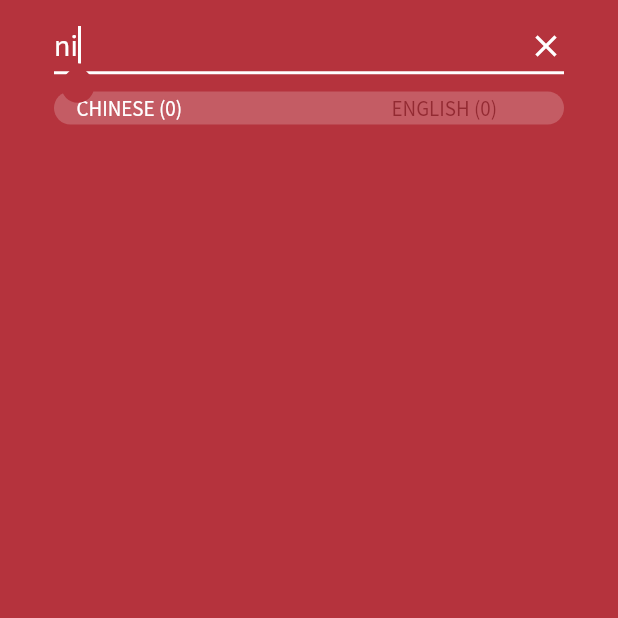
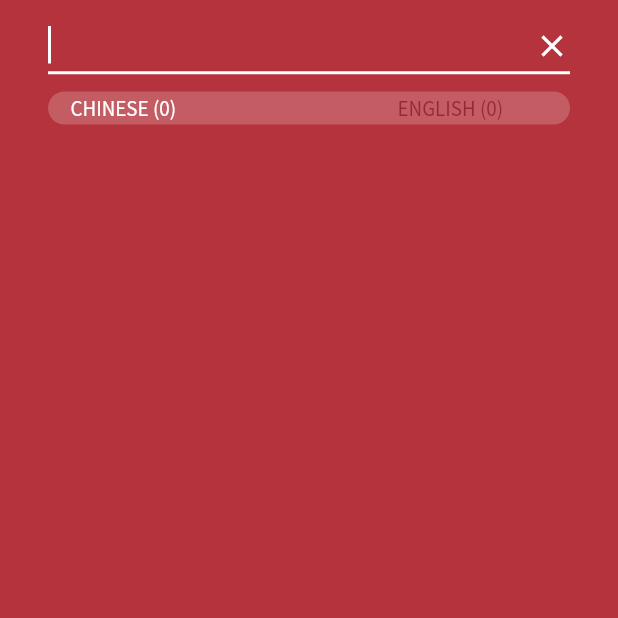
Before and after one commit to Mr-Pepe/pengyou-flutter, a Flutter app: the screen it shows after launch, on a phone screen of 412 x 824 dp, the top half of it. Run offline on Flutter 3.47's test engine with Material 2 defaults, Android fonts, the phone set to English and light mode, and no system bars; our stand-ins replace flutter_colorpicker, fluttertoast, shared_preferences, sqflite; accounts and stored records are empty.

Commit message:
Fix some visuals and remove unused variables

```diff
--- a/lib/ui/dictionary/dictionaryNavigator.dart
+++ b/lib/ui/dictionary/dictionaryNavigator.dart
@@ -23,6 +23,8 @@ class _DictionaryNavigatorState extends State<DictionaryNavigator> {
                   return DictionarySearchView();
                 case '/wordView':
                   return WordView(settings.arguments);
+                default:
+                  return Text("Placeholder");
               }
             });
       },
--- a/lib/ui/dictionary/search/dictionarySearchView.dart
+++ b/lib/ui/dictionary/search/dictionarySearchView.dart
@@ -21,21 +21,12 @@ class _DictionarySearchViewState extends State<DictionarySearchView> {
   @override
   void initState() {
     super.initState();
-    _textController = TextEditingController(
-      text: 'ni',
-    );
+    _textController = TextEditingController();
   }
 
   @override
   Widget build(BuildContext context) {
     final theme = Theme.of(context);
-    final prefs = Provider.of<AppPreferences>(context);
-
-    void changeThings(String asd) {
-      prefs.setChineseMode(ChineseMode.traditionalSimplified);
-      prefs.setIntonationMode(IntonationMode.pinyinNumbers);
-      prefs.setDarkTheme(!prefs.themeIsDark);
-    }
 
     return ChangeNotifierProvider<DictionarySearchViewModel>(
       create: (_) => _model == null
@@ -64,7 +55,7 @@ class _DictionarySearchViewState extends State<DictionarySearchView> {
                 backgroundColor: theme.colorScheme.primary,
                 title: Container(
                   padding: EdgeInsets.fromLTRB(
-                      largePadding, smallPadding, largePadding, mediumPadding),
+                      materialStandardPadding, smallPadding, materialStandardPadding, mediumPadding),
                   child: TextField(
                     style: theme.textTheme.bodyText2.copyWith(
                         color: theme.colorScheme.onPrimary, fontSize: 20),
@@ -101,8 +92,8 @@ class _DictionarySearchViewState extends State<DictionarySearchView> {
                   color: theme.colorScheme.primary,
                 ),
                 child: Container(
-                  margin: EdgeInsets.fromLTRB(materialStandardPadding + largePadding, smallPadding,
-                      materialStandardPadding + largePadding, mediumPadding),
+                  margin: EdgeInsets.fromLTRB(materialStandardPadding*2, smallPadding,
+                      materialStandardPadding*2, mediumPadding),
                   padding: EdgeInsets.fromLTRB(mediumPadding + 5, tinyPadding,
                       mediumPadding + 5, tinyPadding),
                   decoration: BoxDecoration(
--- a/lib/ui/reusable/entryCard.dart
+++ b/lib/ui/reusable/entryCard.dart
@@ -14,7 +14,6 @@ class EntryCard extends StatelessWidget {
 
   @override
   Widget build(BuildContext context) {
-    final theme = Theme.of(context);
     final prefs = Provider.of<AppPreferences>(context);
 
     final formattedDefinitions = formatDefinitions(
--- a/lib/ui/settings/generalAppearanceSettings.dart
+++ b/lib/ui/settings/generalAppearanceSettings.dart
@@ -11,7 +11,6 @@ class GeneralAppearanceSettings extends StatelessWidget {
   @override
   Widget build(BuildContext context) {
     final prefs = Provider.of<AppPreferences>(context);
-    final theme = Theme.of(context);
 
     return Column(
       children: <Widget>[
--- a/lib/ui/settings/settingsNavigator.dart
+++ b/lib/ui/settings/settingsNavigator.dart
@@ -24,6 +24,8 @@ class _SettingsNavigatorState extends State<SettingsNavigator> {
                 return BaseSettings();
               case '/generalAppearanceSettings':
                 return GeneralAppearanceSettings();
+              default:
+                return Text("Placeholder");
             }
           }
         );
--- a/lib/values/dimensions.dart
+++ b/lib/values/dimensions.dart
@@ -11,5 +11,5 @@ const double entryCardPinyinFontSize = 18;
 
 const double wordViewHeadwordFontSize = 30;
 const double wordViewPinyinFontSize = 22;
-const double wordViewHskFontSize = 20;
+const double wordViewHskFontSize = 18;
 const double wordViewDefinitionFontSize = 18;
```
Also changed, not shown: lib/ui/dictionary/wordView/wordView.dart (+18 -10 lines).
